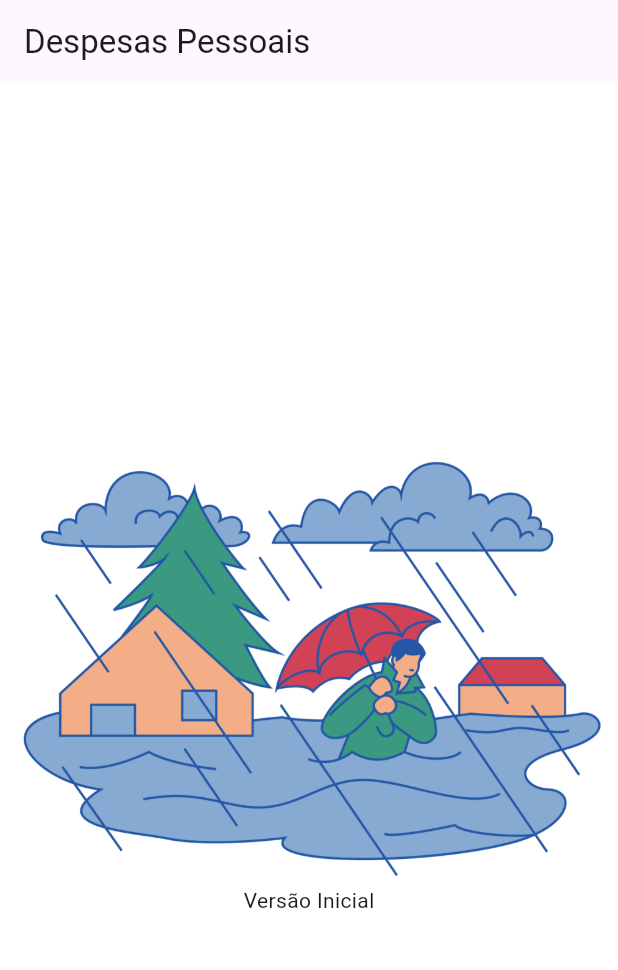
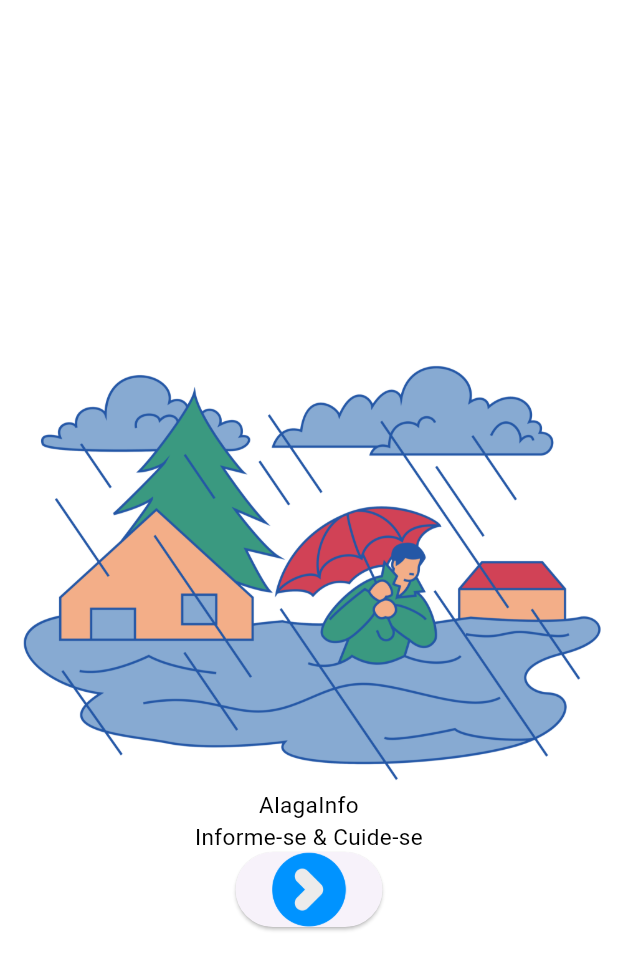
Before and after one commit to AntonioSantosFilho/AlagaInfo, a Flutter app: the screen it shows after launch, on a phone screen of 412 x 824 dp. Shown: the top 970 px of the screen. Run offline on Flutter 3.47's test engine with Material 3 defaults, Android fonts, the phone set to English and light mode, and no system bars.

Commit message:
Create-Pages

```diff
--- a/alagainfo/lib/main.dart
+++ b/alagainfo/lib/main.dart
@@ -1,32 +1,55 @@
 import 'package:flutter/material.dart';
+import 'package:alagainfo/SecondPage.dart';
 
-void main() => runApp(AlagaInfo());
+void main(){
+  runApp(AlagaInfo());
+}
 
 class AlagaInfo extends StatelessWidget{
+  const AlagaInfo({Key? key}) : super(key: key);
 @override
   Widget build(BuildContext context) {
-    // TODO: implement build
     return MaterialApp(
       home: MyHomePage()
     );
   }
 }
 
+// Remove this custom StatelessWidget class
+
 class MyHomePage extends StatelessWidget{
   @override
   Widget build(BuildContext context){
   return Scaffold(
     backgroundColor: Colors.white,
-    appBar: AppBar(
-        title: Text('Despesas Pessoais'),
-      ),
       body: Center(
         child: Column(
           mainAxisAlignment: MainAxisAlignment.center,
           children: [
             SizedBox(height: 20), // Espaçamento entre o texto e a imagem
             Image(image: AssetImage('images/Inicio.png')),
-            Text("Versão Inicial"),
+            Container(
+                child: Text("AlagaInfo",
+                textAlign: TextAlign.center,
+                style: TextStyle(
+                  fontSize: 15,
+                  color: Colors.black,),
+                ),
+            ),
+            Container(
+                child: Text("Informe-se & Cuide-se",
+                textAlign: TextAlign.center,
+                style: TextStyle(
+                  fontSize: 15,
+                  color: Colors.black,),
+                ),
+            ),
+            ElevatedButton(
+              onPressed: (){
+                Navigator.push(context,
+                MaterialPageRoute(builder: (context) => SecondPage()));
+              },
+              child: Image(image: AssetImage('images/seta.png'), height: 50, width: 50,))
           ],
         ),
       ),
--- a/alagainfo/pubspec.yaml
+++ b/alagainfo/pubspec.yaml
@@ -61,6 +61,7 @@ flutter:
   # To add assets to your application, add an assets section, like this:
   assets:
   - images/Inicio.png
+  - images/seta.png
   - images/Inicio-2.png
   - images/Inicio-3.png
   - images/Inicio3-1.png
```
Also changed, not shown: alagainfo/lib/FifthPage.dart (added, +41 -0 lines), alagainfo/lib/FouthPage.dart (added, +35 -0 lines), alagainfo/lib/SecondPage.dart (added, +36 -0 lines), alagainfo/lib/ThirdPage.dart (added, +37 -0 lines), alagainfo/images/seta.png (added).
